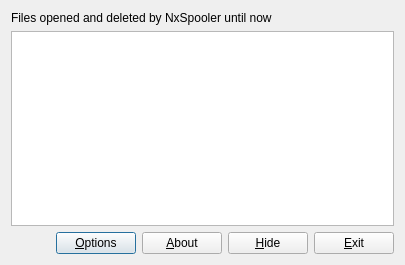
Qt form trunk/nxspooler.ui (BackupTheBerlios/nxspooler-svn) before a commit.
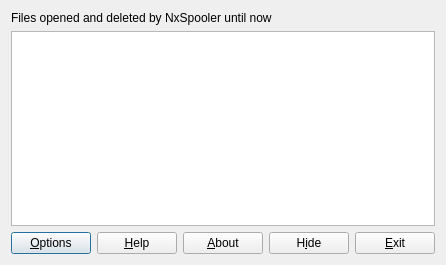
The same form after that commit. Icons and pictures are not drawn.

Commit message: - Added a help window, buttons and slots, translation. The "about" dialog is changed due to this. - In the "about" dialog, the version of the program is written automatically to avoid mistakes and maintenances. - Added a confirm dialog before deleting a row of an extension in the options dialog.

Diff of the .ui file:
```diff
--- a/trunk/nxspooler.ui
+++ b/trunk/nxspooler.ui
@@ -81,6 +81,16 @@
        </property>
       </widget>
      </item>
+     <item>
+      <widget class="QPushButton" name="m_help">
+       <property name="whatsThis">
+        <string>Help.</string>
+       </property>
+       <property name="text">
+        <string>&amp;Help</string>
+       </property>
+      </widget>
+     </item>
      <item>
       <widget class="QPushButton" name="m_about">
        <property name="toolTip">
@@ -103,7 +113,7 @@
         <string>Hide this window and set an icon in the notification area to let the user restore or exit from NxSpooler.</string>
        </property>
        <property name="text">
-        <string>&amp;Hide</string>
+        <string>H&amp;ide</string>
        </property>
       </widget>
      </item>
```
Left out of the diff: 55 changed lines with no effect on the pictures. The commit also changes 7 other files.
